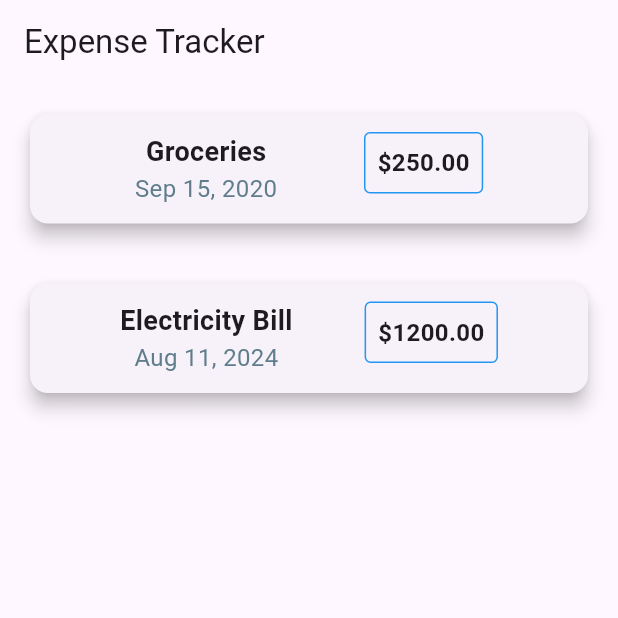
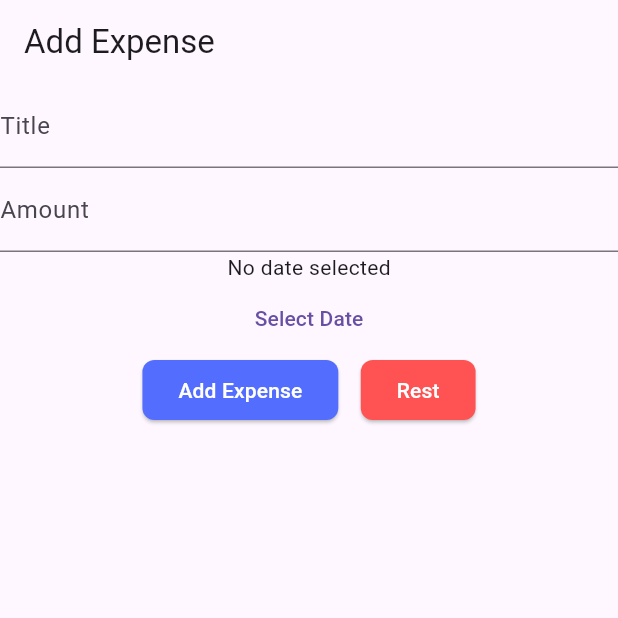
Before and after one commit to ramlanrinos/expense-tracker, a Flutter app: the screen it shows after launch, on a phone screen of 412 x 824 dp, the top half of it. Run offline on Flutter 3.47's test engine with Material 3 defaults, Android fonts, the phone set to English and light mode, and no system bars.

Commit message:
Add Expense form created

```diff
--- a/lib/main.dart
+++ b/lib/main.dart
@@ -129,7 +129,7 @@ class ExpenseApp extends StatelessWidget {
 
   @override
   Widget build(BuildContext context) {
-    return MaterialApp(home: const ExpenseHome());
+    return MaterialApp(home: const AddExpense());
   }
 }
 
@@ -208,3 +208,130 @@ class ExpenseCard extends StatelessWidget {
     );
   }
 }
+
+class AddExpense extends StatefulWidget {
+  const AddExpense({super.key});
+
+  @override
+  State<AddExpense> createState() => _AddExpenseState();
+}
+
+class _AddExpenseState extends State<AddExpense> {
+  final _titleController = TextEditingController();
+  final _amountController = TextEditingController();
+  DateTime? _selectedDate;
+
+  final _formKey = GlobalKey<FormState>();
+
+  void showDatepicker() async {
+    final pickedDate = await showDatePicker(
+      context: context,
+      firstDate: DateTime(2020),
+      lastDate: DateTime.now(),
+      initialDate: _selectedDate == null ? DateTime.now() : _selectedDate,
+    );
+
+    if (pickedDate != null) {
+      setState(() {
+        _selectedDate = pickedDate;
+      });
+    }
+
+    // print("Selected Date $pickedDate");
+  }
+
+  void submitForm() {
+    if ((_formKey.currentState?.validate() ?? false) && _selectedDate != null) {
+      final title = _titleController.text;
+      final amount = double.parse(_amountController.text);
+
+      print("Title $title");
+      print("Amount $amount");
+      print("Date $_selectedDate");
+    }
+  }
+
+  void resetForm() {
+    _formKey.currentState?.reset();
+    _titleController.clear();
+    _amountController.clear();
+    setState(() {
+      _selectedDate = null;
+    });
+  }
+
+  @override
+  Widget build(BuildContext context) {
+    return Scaffold(
+      appBar: AppBar(title: Text("Add Expense")),
+      body: Form(
+        key: _formKey,
+        child: Column(
+          children: [
+            TextFormField(
+              decoration: InputDecoration(labelText: "Title"),
+              controller: _titleController,
+              validator: (value) {
+                if (value == null || value.isEmpty) {
+                  return "Title is required";
+                }
+                return null;
+              },
+            ),
+            TextFormField(
+              keyboardType: TextInputType.number,
+              decoration: InputDecoration(labelText: "Amount"),
+              controller: _amountController,
+              validator: (value) {
+                if (value == null || value.isEmpty) {
+                  return "Amount is required";
+                }
+                if (double.tryParse(value) == null) {
+                  return "Enter a number";
+                }
+                return null;
+              },
+            ),
+            Text(
+              _selectedDate == null
+                  ? "No date selected"
+                  : "Selected Date: ${_selectedDate!.day}/${_selectedDate!.month}/${_selectedDate!.year}",
+            ),
+            TextButton(
+              onPressed: () => showDatepicker(),
+              child: Text("Select Date"),
+            ),
+            Row(
+              mainAxisAlignment: MainAxisAlignment.center,
+              children: [
+                ElevatedButton(
+                  onPressed: () => submitForm(),
+                  child: Text("Add Expense"),
+                  style: ElevatedButton.styleFrom(
+                    backgroundColor: Colors.indigoAccent,
+                    foregroundColor: Colors.white,
+                    shape: RoundedRectangleBorder(
+                      borderRadius: BorderRadius.circular(8.0),
+                    ),
+                  ),
+                ),
+                SizedBox(width: 15.0),
+                ElevatedButton(
+                  onPressed: () => resetForm(),
+                  child: Text("Rest"),
+                  style: ElevatedButton.styleFrom(
+                    backgroundColor: Colors.redAccent,
+                    foregroundColor: Colors.white,
+                    shape: RoundedRectangleBorder(
+                      borderRadius: BorderRadius.circular(8.0),
+                    ),
+                  ),
+                ),
+              ],
+            ),
+          ],
+        ),
+      ),
+    );
+  }
+}
```
